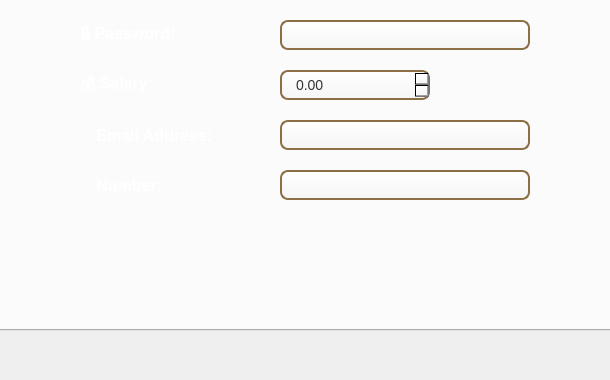
Above: employee_management.ui from rayenkb/Esprit--PI2AC---2A4--2526-HammerDown before the change; both pictures show x 252 to 862 and y 420 to 800 of the 1322 by 800 pixel window. Below: the same form after it.
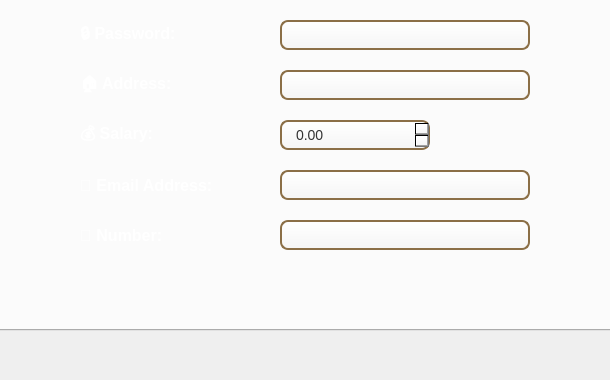
That is the form after the change. The open tabs and pages were chosen to show the change. Icons and pictures are not drawn.

```diff
--- a/employee_management.ui
+++ b/employee_management.ui
@@ -219,11 +219,28 @@
         <string>🔒 Password:</string>
        </property>
       </widget>
+     <widget class="QLabel" name="label_address">
+      <property name="geometry">
+       <rect>
+        <x>200</x>
+        <y>360</y>
+        <width>150</width>
+        <height>30</height>
+       </rect>
+      </property>
+      <property name="styleSheet">
+       <string notr="true">color: white; font-size: 16px; font-weight: bold;
+</string>
+      </property>
+      <property name="text">
+       <string>🏠 Address:</string>
+      </property>
+     </widget>
      <widget class="QLabel" name="label_salaire">
       <property name="geometry">
        <rect>
         <x>200</x>
-        <y>360</y>
+        <y>410</y>
         <width>150</width>
         <height>30</height>
        </rect>
@@ -240,7 +257,7 @@
       <property name="geometry">
        <rect>
         <x>200</x>
-        <y>410</y>
+        <y>460</y>
         <width>150</width>
         <height>30</height>
        </rect>
@@ -257,7 +274,7 @@
       <property name="geometry">
        <rect>
         <x>200</x>
-        <y>460</y>
+        <y>510</y>
         <width>150</width>
         <height>30</height>
        </rect>
@@ -346,11 +363,21 @@
        </rect>
       </property>
      </widget>
+     <widget class="QLineEdit" name="le_address">
+      <property name="geometry">
+       <rect>
+        <x>400</x>
+        <y>360</y>
+        <width>250</width>
+        <height>30</height>
+       </rect>
+      </property>
+     </widget>
       <widget class="QDoubleSpinBox" name="dsb_salaire">
        <property name="geometry">
         <rect>
          <x>400</x>
-         <y>360</y>
+         <y>410</y>
          <width>150</width>
          <height>30</height>
         </rect>
@@ -380,7 +407,7 @@
       <property name="geometry">
        <rect>
         <x>400</x>
-        <y>410</y>
+        <y>460</y>
         <width>250</width>
         <height>30</height>
        </rect>
@@ -390,7 +417,7 @@
       <property name="geometry">
        <rect>
         <x>400</x>
-        <y>460</y>
+        <y>510</y>
         <width>250</width>
         <height>30</height>
        </rect>
```
